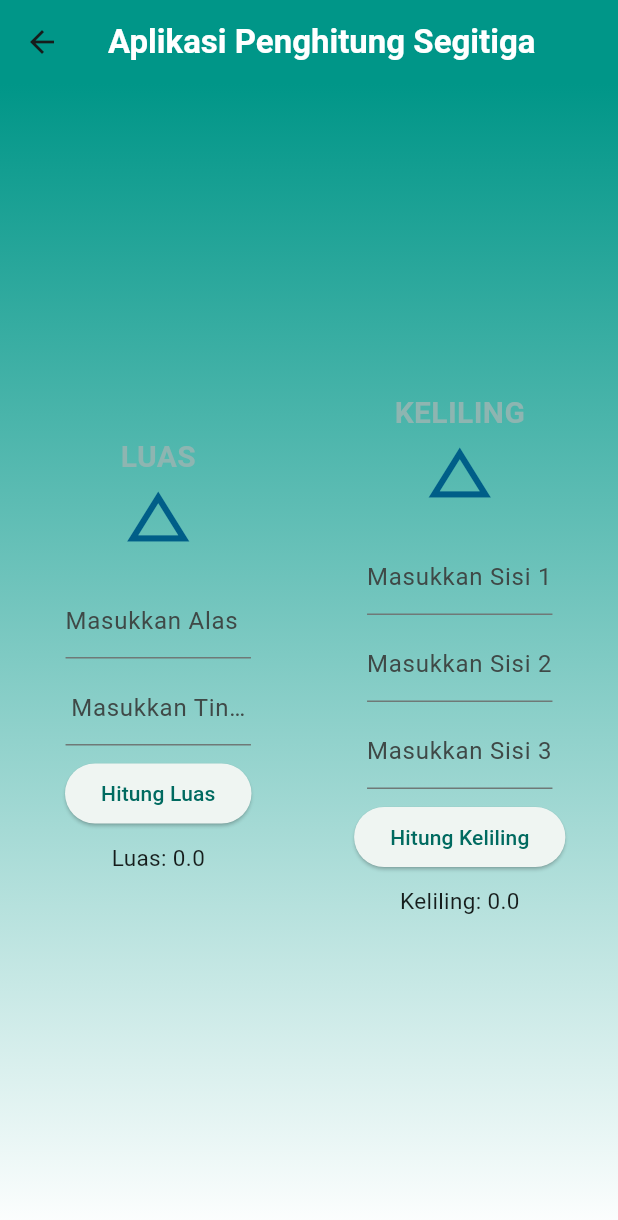
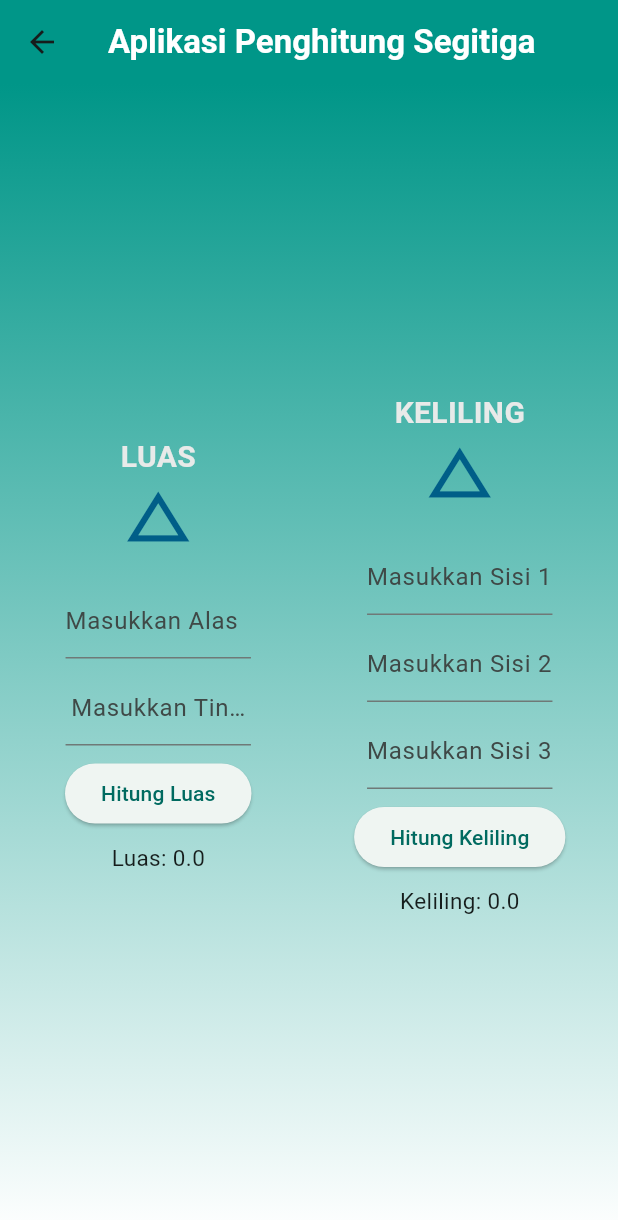
Before and after one commit to AbdanulIkhlas/tugas4_kelompok, a Flutter app: the SegitigaPage screen opened directly, on a phone screen of 412 x 824 dp. Shown: the top 1220 px of the screen. Run offline on Flutter 3.47's test engine with Material 3 defaults, Android fonts, the phone set to English and light mode, and no system bars; our stand-ins replace shared_preferences; accounts and stored records are empty.

Commit message:
update warna text

```diff
--- a/lib/segitiga.dart
+++ b/lib/segitiga.dart
@@ -61,7 +61,7 @@ class _SegitigaPageState extends State<SegitigaPage> {
                           style: TextStyle(
                             fontSize: 20,
                             fontWeight: FontWeight.bold,
-                            color: Color.fromARGB(255, 142, 181, 177),
+                            color: Color.fromARGB(255, 232, 234, 233),
                           ),
                         ),
                         Icon(
@@ -149,7 +149,7 @@ class _SegitigaPageState extends State<SegitigaPage> {
                           style: TextStyle(
                             fontSize: 20,
                             fontWeight: FontWeight.bold,
-                            color: Color.fromARGB(255, 142, 181, 177),
+                            color: Color.fromARGB(255, 232, 234, 233),
                           ),
                         ),
                         Icon(
```
